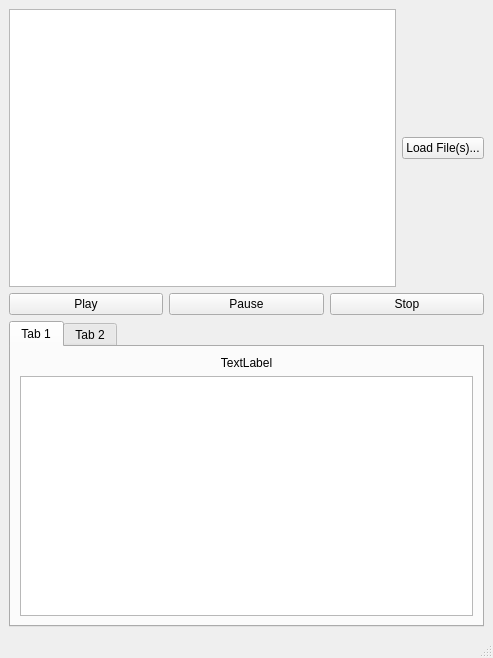
First picture: the form in GUI/main.ui, repository zbrave/LicenseProject, before the edit.
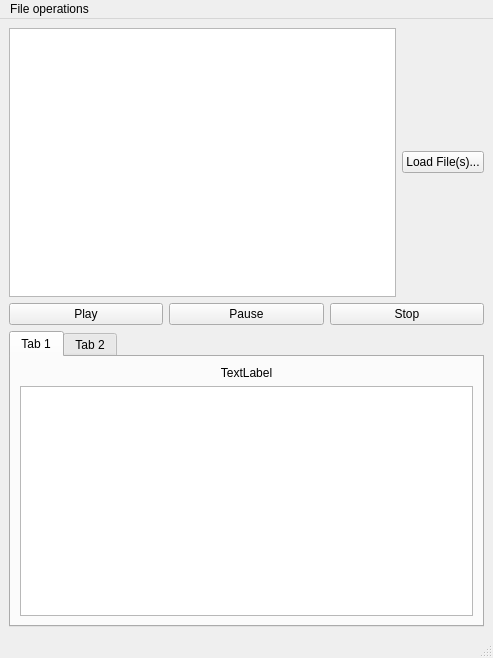
Second picture: the form after the edit.

Patch:
```diff
--- a/GUI/main.ui
+++ b/GUI/main.ui
@@ -81,7 +81,14 @@
            </widget>
           </item>
           <item row="1" column="0">
-           <widget class="QTableWidget" name="tablLayout1TableWidget"/>
+           <widget class="QTableWidget" name="tablLayout1TableWidget">
+            <property name="gridStyle">
+             <enum>Qt::SolidLine</enum>
+            </property>
+            <property name="sortingEnabled">
+             <bool>false</bool>
+            </property>
+           </widget>
           </item>
          </layout>
         </item>
@@ -110,6 +117,13 @@
      <height>21</height>
     </rect>
    </property>
+   <widget class="QMenu" name="fileOpMenu">
+    <property name="title">
+     <string>File operations</string>
+    </property>
+    <addaction name="actionNew_Data_Import"/>
+   </widget>
+   <addaction name="fileOpMenu"/>
   </widget>
   <widget class="QStatusBar" name="statusbar"/>
  </widget>
```
Left out of the diff: 5 changed lines with no effect on the pictures.
